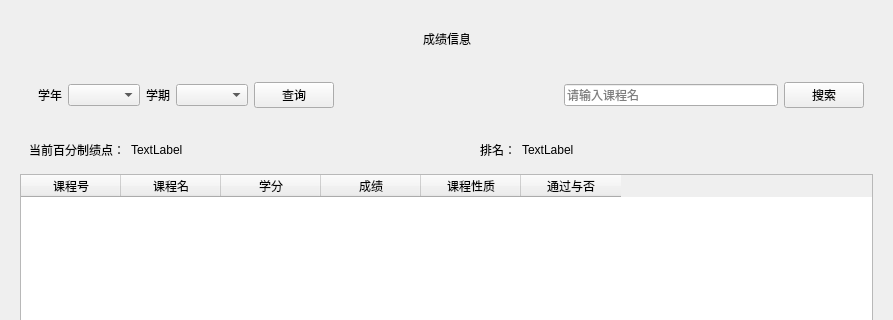
This is student.ui in Database-Course-Developers/Educational_Administration_System as Qt 5 draws it before an edit; both pictures show x 0 to 893 and y 0 to 320 of the 893 by 503 pixel window. The edited form follows.
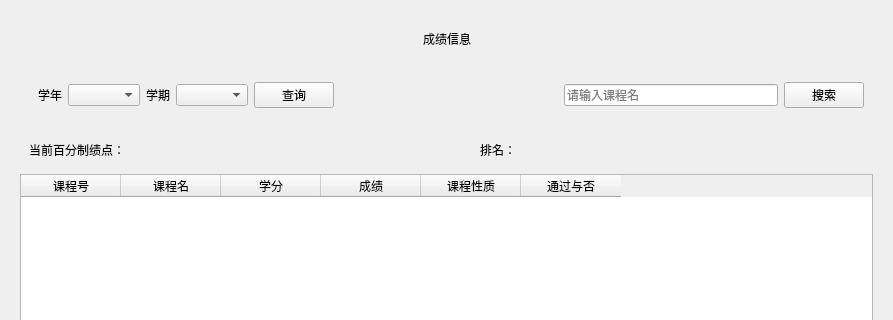
This is the edited form. The open tabs and pages were chosen to show the change.

The edit to the form file:
```diff
--- a/student.ui
+++ b/student.ui
@@ -679,7 +679,7 @@
           <item>
            <widget class="QLabel" name="labelGradePoint">
             <property name="text">
-             <string>TextLabel</string>
+             <string/>
             </property>
            </widget>
           </item>
@@ -699,7 +699,7 @@
           <item>
            <widget class="QLabel" name="labelGradeRank">
             <property name="text">
-             <string>TextLabel</string>
+             <string/>
             </property>
            </widget>
           </item>
```
Left out of the diff: 2 changed lines with no effect on the pictures.
